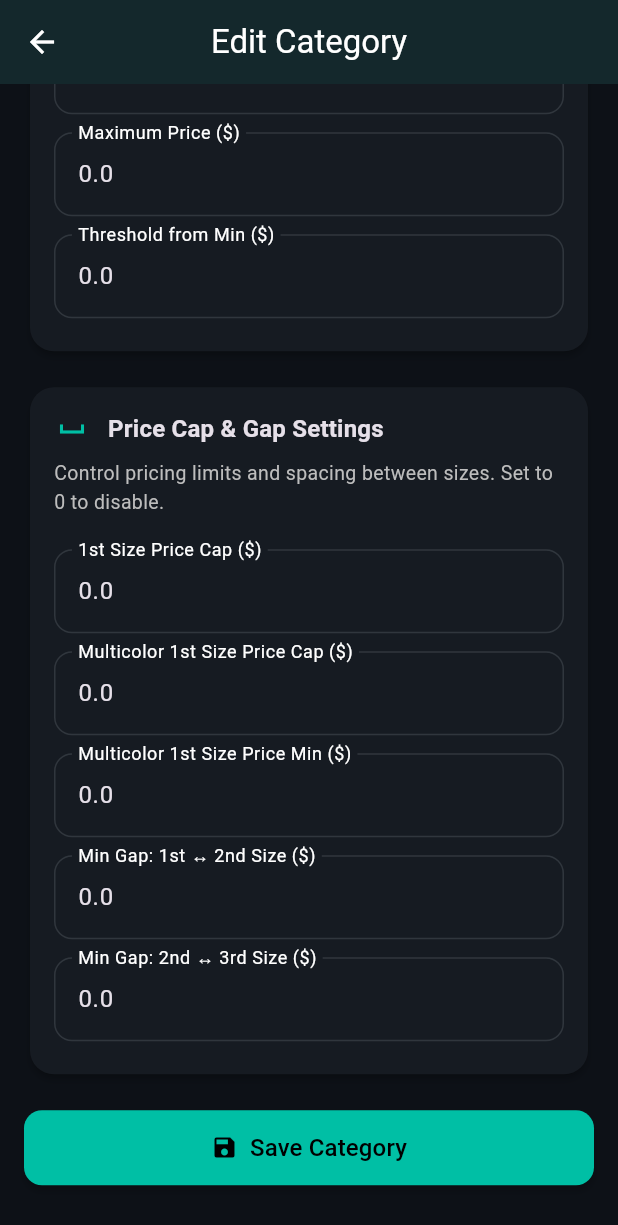
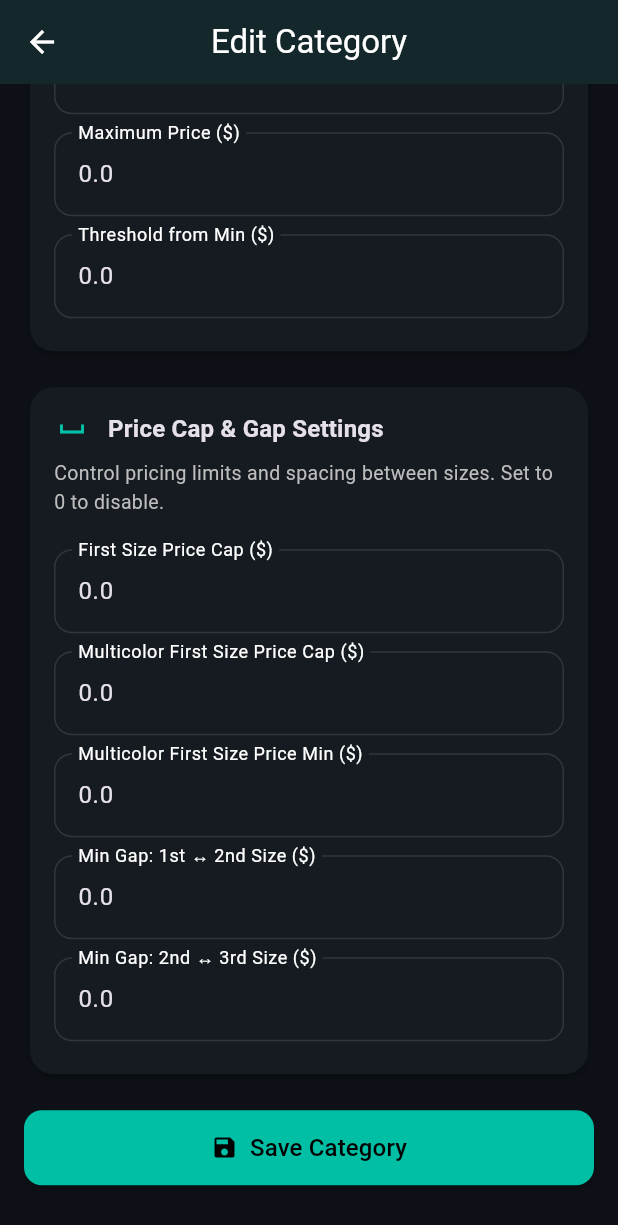
Before and after one commit to TheRealFalseReality/pricetool, a Flutter app: the CategoryEditPage screen opened directly with empty values, scrolled down 1152 dp, on a phone screen of 412 x 824 dp. Shown: the top 1225 px of the screen. Run offline on Flutter 3.47's test engine with Material 3 defaults, Android fonts, the phone set to English and light mode, and no system bars; our stand-ins replace file_picker, flutter_bloc, hive_flutter; missing offline and left inert: file_saver; accounts and stored records are empty.

Commit message:
fix: address code review feedback on category size settings
Co-authored-by: TheRealFalseReality <106857076+TheRealFalseReality@users.noreply.github.com>

```diff
--- a/lib/main.dart
+++ b/lib/main.dart
@@ -3160,9 +3160,9 @@ class _CategoryEditPageState extends State<CategoryEditPage> {
                       style: TextStyle(fontSize: 13, color: Colors.grey[400]),
                     ),
                     const SizedBox(height: 16),
-                    _buildTextField('smallPriceCap', '1st Size Price Cap (\$)'),
-                    _buildTextField('multicolorSmallPriceCap', 'Multicolor 1st Size Price Cap (\$)'),
-                    _buildTextField('multicolorSmallPriceMin', 'Multicolor 1st Size Price Min (\$)'),
+                    _buildTextField('smallPriceCap', 'First Size Price Cap (\$)'),
+                    _buildTextField('multicolorSmallPriceCap', 'Multicolor First Size Price Cap (\$)'),
+                    _buildTextField('multicolorSmallPriceMin', 'Multicolor First Size Price Min (\$)'),
                     _buildTextField('minGapSmallMedium', 'Min Gap: 1st ↔ 2nd Size (\$)'),
                     _buildTextField('minGapMediumLarge', 'Min Gap: 2nd ↔ 3rd Size (\$)'),
                   ],
@@ -3265,6 +3265,7 @@ class _ProductDetailPageState extends State<ProductDetailPage> with TickerProvid
   /// Safe to call from initState or during a setState call.
   void _initializeSizeControllers(String categoryId) {
     final state = context.read<DataBloc>().state;
+    if (state.categories.isEmpty) return;
     final category = state.categories.firstWhere(
       (c) => c.id == categoryId,
       orElse: () => state.categories.first,
@@ -3653,11 +3654,15 @@ class _ProductDetailPageState extends State<ProductDetailPage> with TickerProvid
       });
 
       // Build dynamic variation lists from the current sizes
+      // Filter out sizes that have no user input (time and grams both zero/empty)
       final savedNames = <String>[];
       final savedVars = <ProductVariation>[];
       for (final name in _currentSizeNames) {
-        savedNames.add(name);
-        savedVars.add(newVariations[name] ?? ProductVariation());
+        final v = newVariations[name] ?? ProductVariation();
+        if (v.printTimeHours > 0 || v.filamentGrams > 0) {
+          savedNames.add(name);
+          savedVars.add(v);
+        }
       }
 
       // Map to legacy fields for backward compatibility (S/M/L by name, then by index)
@@ -3800,7 +3805,7 @@ class _ProductDetailPageState extends State<ProductDetailPage> with TickerProvid
             const SizedBox(height: 16),
             Card(
               child: ExpansionTile(
-                initiallyExpanded: true,
+                initiallyExpanded: false,
                 leading: Icon(Icons.straighten, color: Theme.of(context).colorScheme.primary),
                 title: Text(
                   'Product Sizes',
```
